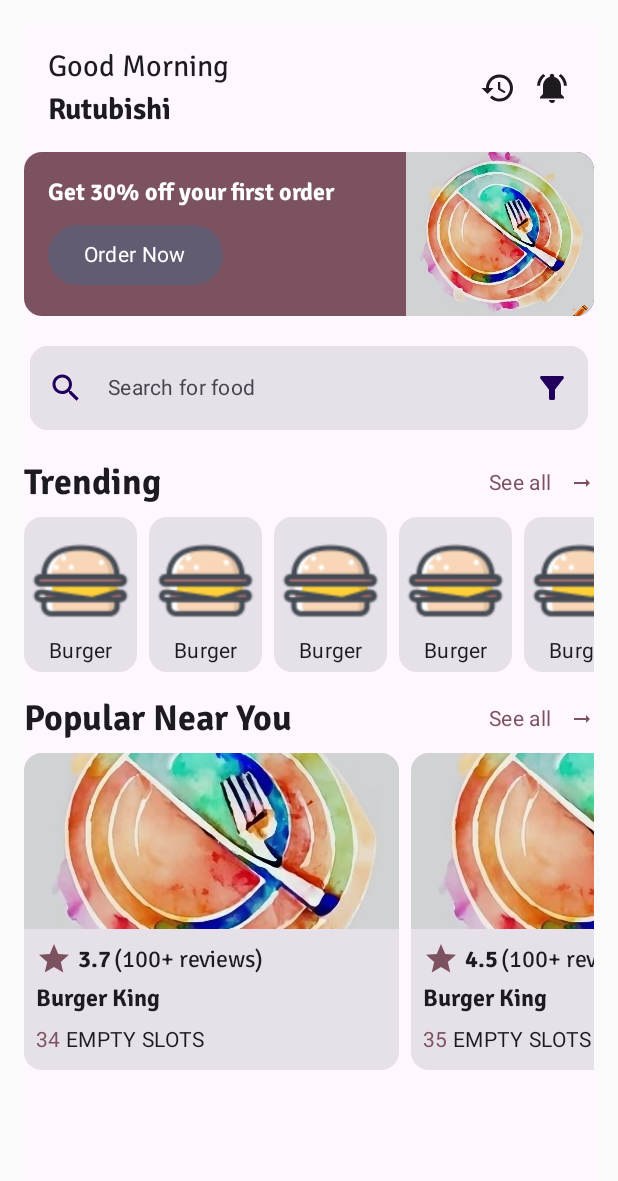
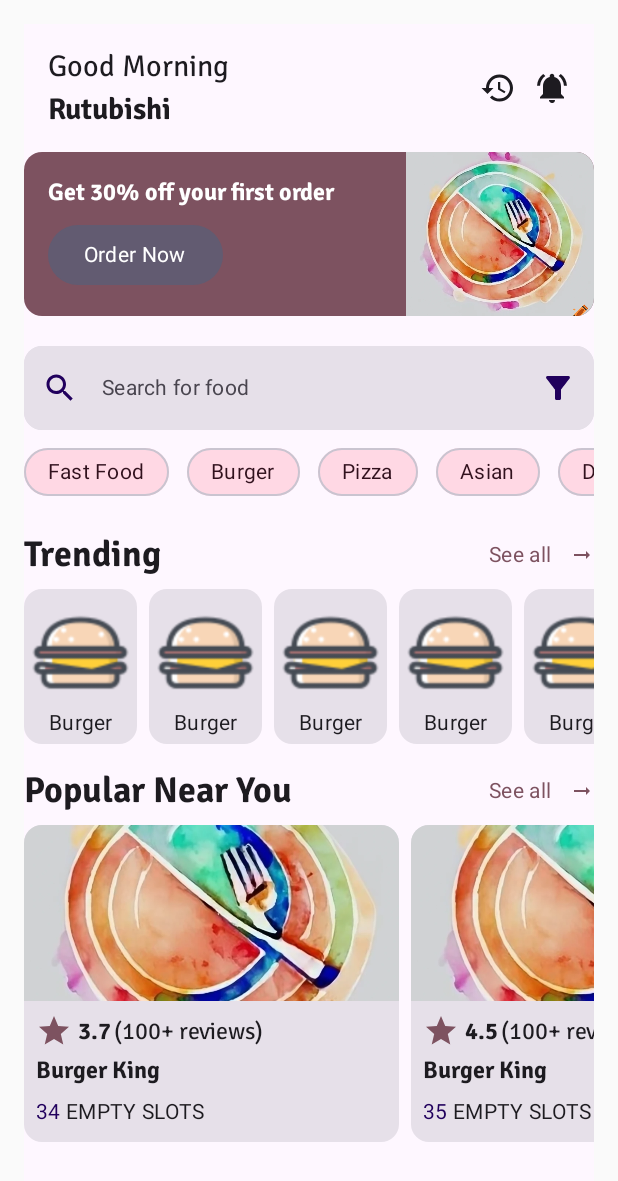
Before and after one commit to rutubishi/TableTop, an Android app built with Jetpack Compose: the screen it shows after launch (MainActivity), on a phone screen of 412 x 824 dp. Shown: the top 1181 px of the screen. Run offline under Robolectric (Android 15) with nearby library versions, the phone set to English and light mode, and no system bars; Roboto replaces fonts that are not available here.

```diff
--- a/android/src/main/java/com/rutubishi/android/ui/presentation/screens/HomeScreen.kt
+++ b/android/src/main/java/com/rutubishi/android/ui/presentation/screens/HomeScreen.kt
@@ -20,6 +20,7 @@ import com.rutubishi.common.ui.presentation.components.AdBanner
 import com.rutubishi.common.ui.presentation.components.ListSectionTitle
 import com.rutubishi.common.ui.presentation.components.PopularRestaurantList
 import com.rutubishi.common.ui.presentation.components.SearchBar
+import com.rutubishi.common.ui.presentation.components.SearchOptionsList
 import com.rutubishi.common.ui.presentation.components.TrendingFoodList
 import com.rutubishi.common.ui.util.Restaurant
 import com.rutubishi.common.ui.util.TrendingCategory
@@ -46,7 +47,7 @@ fun HomeScreen(
         SearchBar(
             modifier = Modifier
                 .fillMaxWidth()
-                .padding(4.dp)
+                .padding(vertical = 4.dp)
                 .height(TextFieldDefaults.MinHeight),
             leadingIcon = painterResource(id = R.drawable.ic_search),
             trailingIcon = painterResource(id = R.drawable.ic_filter),
@@ -55,6 +56,13 @@ fun HomeScreen(
             hint = "Search for food",
             onValueChange = { searchQuery = it },
             text = searchQuery
+        )
+
+        SearchOptionsList(
+            modifier = Modifier
+                .padding(vertical = 8.dp),
+            options = listOf("Fast Food", "Burger", "Pizza", "Asian", "Dessert"),
+            onOptionSelected = { searchQuery = it }
         )
 
         ListSectionTitle(
--- a/common/src/commonMain/kotlin/com/rutubishi/common/ui/presentation/components/PopularRestaurant.kt
+++ b/common/src/commonMain/kotlin/com/rutubishi/common/ui/presentation/components/PopularRestaurant.kt
@@ -147,7 +147,6 @@ fun RestaurantSlots(
         Text(
             modifier = modifier,
             text = "NO EMPTY SLOTS",
-            fontWeight = FontWeight.Bold,
             style = MaterialTheme.typography.bodyMedium,
         )
     else
@@ -157,7 +156,7 @@ fun RestaurantSlots(
                 withStyle(
                     style = SpanStyle(
                         fontWeight = FontWeight.Normal,
-                        color = MaterialTheme.colorScheme.tertiary
+                        color = MaterialTheme.colorScheme.onPrimaryContainer
                     )
                 ) {
                     append("$emptySlots")
--- a/common/src/commonMain/kotlin/com/rutubishi/common/ui/presentation/components/SearchBar.kt
+++ b/common/src/commonMain/kotlin/com/rutubishi/common/ui/presentation/components/SearchBar.kt
@@ -2,12 +2,19 @@ package com.rutubishi.common.ui.presentation.components
 
 import androidx.compose.foundation.Canvas
 import androidx.compose.foundation.background
+import androidx.compose.foundation.layout.Arrangement
 import androidx.compose.foundation.layout.Column
 import androidx.compose.foundation.layout.fillMaxHeight
 import androidx.compose.foundation.layout.fillMaxSize
+import androidx.compose.foundation.layout.fillMaxWidth
 import androidx.compose.foundation.layout.height
 import androidx.compose.foundation.layout.padding
 import androidx.compose.foundation.layout.width
+import androidx.compose.foundation.lazy.LazyRow
+import androidx.compose.foundation.lazy.items
+import androidx.compose.foundation.shape.RoundedCornerShape
+import androidx.compose.material3.AssistChip
+import androidx.compose.material3.AssistChipDefaults
 import androidx.compose.material3.Card
 import androidx.compose.material3.ExperimentalMaterial3Api
 import androidx.compose.material3.Icon
@@ -16,10 +23,12 @@ import androidx.compose.material3.Text
 import androidx.compose.material3.TextField
 import androidx.compose.material3.TextFieldDefaults
 import androidx.compose.runtime.Composable
+import androidx.compose.ui.Alignment
 import androidx.compose.ui.Modifier
 import androidx.compose.ui.graphics.Brush
 import androidx.compose.ui.graphics.Color
 import androidx.compose.ui.graphics.painter.Painter
+import androidx.compose.ui.text.style.TextOverflow
 import androidx.compose.ui.unit.dp
 
 @Composable
@@ -86,3 +95,59 @@ fun AppIcon(
     )
 
 }
+
+
+@Composable
+@ExperimentalMaterial3Api
+fun SearchOption(
+    modifier: Modifier = Modifier
+        .padding(end = 8.dp)
+        .height(32.dp),
+    option: String,
+    onOptionSelected: (String) -> Unit,
+) {
+
+    AssistChip(
+        modifier = modifier,
+        label = {
+            Text(
+                text = option,
+                style = MaterialTheme.typography.bodyMedium,
+                maxLines = 1,
+                overflow = TextOverflow.Ellipsis,
+                )},
+        onClick = { onOptionSelected(option) },
+        colors = AssistChipDefaults.assistChipColors(
+            containerColor = MaterialTheme.colorScheme.tertiaryContainer,
+            labelColor = MaterialTheme.colorScheme.onTertiaryContainer,
+        ),
+        shape = RoundedCornerShape(16.dp),
+    )
+}
+
+@Composable
+@ExperimentalMaterial3Api
+fun SearchOptionsList(
+    modifier: Modifier = Modifier
+        .fillMaxWidth()
+        .padding(4.dp),
+    options: List<String>,
+    onOptionSelected: (String) -> Unit,
+){
+
+    LazyRow(
+        modifier = modifier,
+        horizontalArrangement = Arrangement.spacedBy(4.dp),
+        verticalAlignment = Alignment.CenterVertically,
+    ) {
+
+        items(options) { option ->
+            SearchOption(
+                option = option,
+                onOptionSelected = onOptionSelected,
+            )
+        }
+
+    }
+
+}
```
